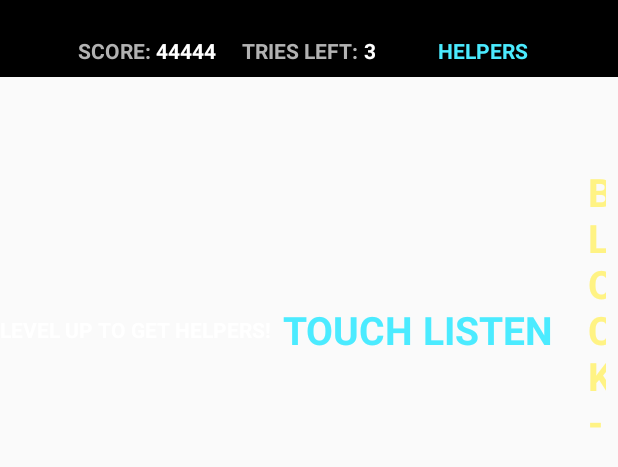
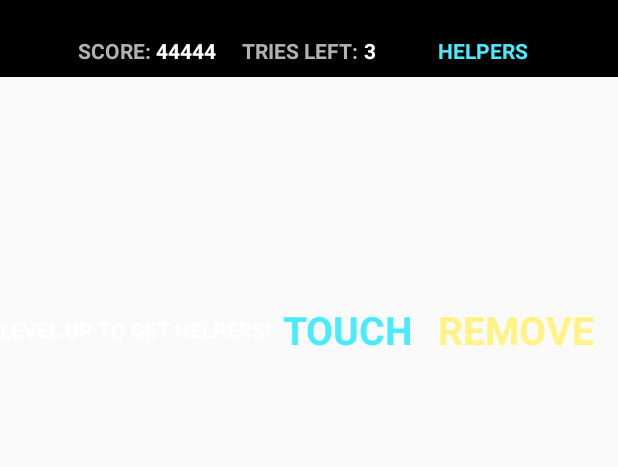
Before and after one commit to StaffanLjungqvist/ReVocalize, an Android app: the layout fragment_score.xml on its own in the app's theme, with its tools: preview values and no code run, on a phone screen of 412 x 824 dp. Shown: the top 467 px of the screen. Run offline under Robolectric (Android 15) with nearby library versions, the phone set to English and light mode, and no system bars.

Commit message:
Gjort om och animerat scoreboard

```diff
--- a/app/src/main/java/se/staffanljungqvist/revocalize/ui/LevelUpFragment.kt
+++ b/app/src/main/java/se/staffanljungqvist/revocalize/ui/LevelUpFragment.kt
@@ -98,8 +98,8 @@ fun showInfo() {
     val text = when (model.level) {
         0 -> "PRESS PLAY TO HEAR THE PHRASE. IT IS IN THE WRONG ORDER! MOVE THE BLOCKS TO SORT IT. YOU GET 3 TRIES TO GET IT RIGHT. THE FIRST PLAYBACK IS FREE."
         1 -> "GOOD WORK! YOU GET A NEW HELPER. UNDER THE HELPER MENU, PRESS \"TRY+3\" TO GET 3 EXTRA TRIES. HELPERS CAN BE USED ONCE PER LEVEL."
-        2 -> "WAY TO GO! YOU NOW GET ANOTHER HELPER. PRESS \"BLOCK-1\" TO SUBTRACT ONE DIVISION."
-        3 -> "WELL DONE! YOU GET ANOTHER HELPER. PRESS \"TOUCH LISTEN\" TO GO IN TO TOUCH MODE, THE BLOCKS CAN'T BE MOVED BUT YOU CAN HEAR EACH SOUND BY PRESSING THEM. MEMORIZE THE ORDER AND PRESS \"TOUCH DONE\" WHEN READY."
+        2 -> "WAY TO GO! YOU NOW GET ANOTHER HELPER. PRESS \"REMOVE\" TO SUBTRACT ONE DIVISION."
+        3 -> "WELL DONE! YOU GET ANOTHER HELPER. PRESS \"TOUCH\" TO GO IN TO TOUCH MODE, THE BLOCKS CAN'T BE MOVED BUT YOU CAN HEAR EACH SOUND BY PRESSING THEM. MEMORIZE THE ORDER AND PRESS \"TOUCH DONE\" WHEN READY."
         4 -> "WOW, YOU MADE IT FAR! YOU DON'T GET ANY NEW HELPERS FROM HERE ON SO MAKE THE MOST OF THE ONES YOU GOT!"
         else -> "GREAT JOB! KEEP GOING!"
     }
--- a/app/src/main/res/layout/fragment_score.xml
+++ b/app/src/main/res/layout/fragment_score.xml
@@ -39,7 +39,7 @@
             <TextView
                 android:layout_width="wrap_content"
                 android:layout_height="wrap_content"
-                android:text="TOUCH LISTEN "
+                android:text="TOUCH"
                 android:textColor="@color/silver"
                 android:textSize="26dp"
                 android:textStyle="bold" />
@@ -60,7 +60,7 @@
             <TextView
                 android:layout_width="wrap_content"
                 android:layout_height="wrap_content"
-                android:text="BLOCK-1 "
+                android:text="REMOVE"
                 android:textColor="#FFF384"
                 android:textSize="26dp"
                 android:textStyle="bold" />
```
